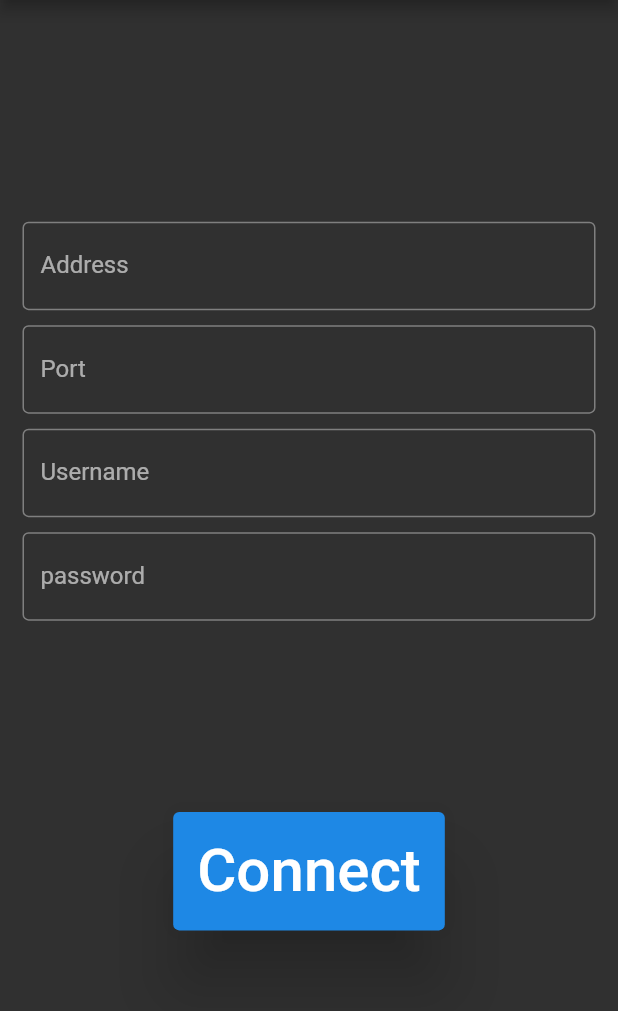
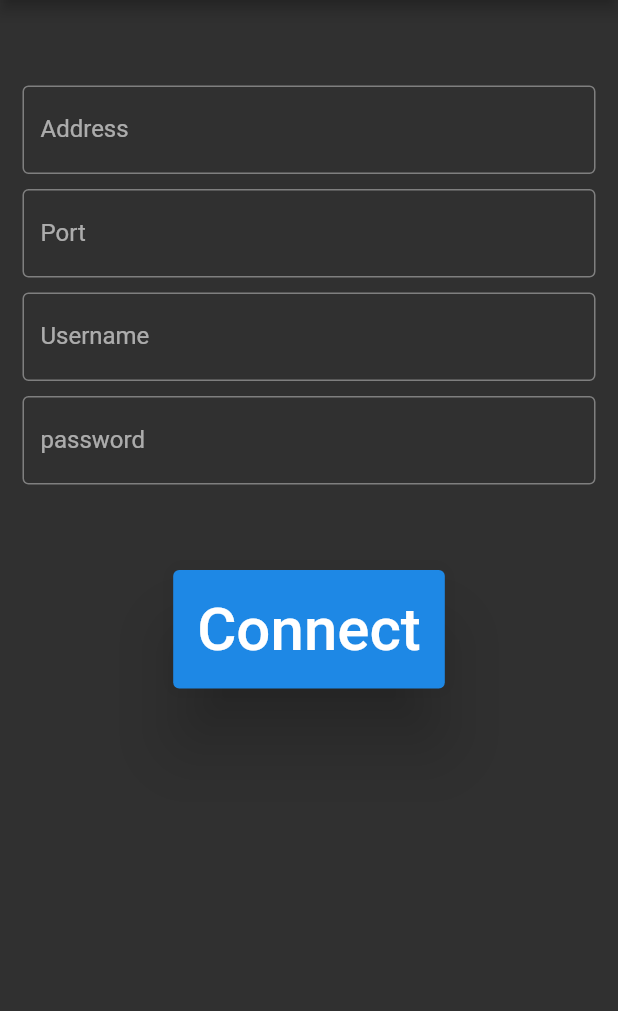
Before and after one commit to Siavash01/sshmagic, a Flutter app: the screen it shows after launch, after a tap on "Connect", on a phone screen of 412 x 824 dp, the part 84-1095 px from its top. Run offline on Flutter 3.47's test engine with Material 2 defaults, Android fonts, the light colour scheme and no system bars; missing offline and left inert: dart:ffi.

Commit message:
moved connect button to statefull widget

```diff
--- a/lib/main.dart
+++ b/lib/main.dart
@@ -11,6 +11,7 @@
 // TODO create ssh profile page
 
 import 'profile.dart';
+import 'profilepage.dart';
 
 void main() {
   runApp(SMagic());
@@ -57,6 +58,43 @@
 }
 
 class _SMagicState extends State<SMagic> {
+  String connectButtonText = 'Connect';
+
+  // text controllers to read input from TextFields
+  final TextEditingController addressController = TextEditingController();
+  final TextEditingController portController = TextEditingController();
+  final TextEditingController usernameController = TextEditingController();
+  final TextEditingController passwordController = TextEditingController();
+
+  // variables to save the input information
+  late String addr, port, username, pass;
+
+  ElevatedButton connectButton() {
+    return ElevatedButton(
+      onPressed: () {
+        // read input on button click
+        addr = addressController.text;
+        port = portController.text;
+        username = usernameController.text;
+        pass = passwordController.text;
+        // TODO user should connect to remote server via tunnel when this button is clicked
+        ;
+      },
+      style: ElevatedButton.styleFrom(
+        padding: EdgeInsets.all(16.0),
+        primary: Colors.blue[600],
+        onPrimary: Colors.white,
+        elevation: 20, // Elevation
+        shadowColor: Colors.black, // Shadow Color
+      ),
+      // connect to sshuttle when this button is clicked
+      child: const Text(
+        'Connect',
+        style: TextStyle(fontSize: 40),
+      ),
+    );
+  }
+
   @override
   Widget build(BuildContext context) {
     return MaterialApp(
@@ -67,22 +105,33 @@
           backgroundColor: Color.fromRGBO(80, 30, 55, 1),
           title: Text("SSH MAGIC"),
         ),
-        body: HomeScreen()),
+        body: Column(
+          children: <Widget> [
+            HomeScreen(
+              addressController: addressController,
+              portController: portController,
+              usernameController: usernameController,
+              passwordController: passwordController),
+            connectButton(),
+          ],
+        )
+      ),
     );
   }
 }
 
 class HomeScreen extends StatelessWidget {
-  HomeScreen({Key? key}) : super(key: key);
+  HomeScreen({Key? key,
+    required this.addressController,
+    required this.portController,
+    required this.usernameController,
+    required this.passwordController}) : super(key: key);
 
   // text controllers to read input from TextFields
-  final TextEditingController addressController = TextEditingController();
-  final TextEditingController portController = TextEditingController();
-  final TextEditingController usernameController = TextEditingController();
-  final TextEditingController passwordController = TextEditingController();
-
-  // variables to save the input information
-  late String addr, port, username, pass;
+  final TextEditingController addressController;
+  final TextEditingController portController;
+  final TextEditingController usernameController;
+  final TextEditingController passwordController;
 
   // validation
   bool portValid(String port) {
@@ -137,35 +186,12 @@
         child: Center(
           child: Container(
             width: 400,
-            height: 600,
+            height: 350,
             child: Column(
               mainAxisAlignment: MainAxisAlignment.spaceAround,
               children: [
                 // interface method returns inputs and summit button
                 interface(),
-                ElevatedButton(
-                  onPressed: () {
-                    // read input on button click
-                    addr = addressController.text;
-                    port = portController.text;
-                    username = usernameController.text;
-                    pass = passwordController.text;
-                    // TODO user should connect to remote server via tunnel when this button is clicked
-                    ;
-                  },
-                  style: ElevatedButton.styleFrom(
-                    padding: EdgeInsets.all(16.0),
-                    primary: Colors.blue[600],
-                    onPrimary: Colors.white,
-                    elevation: 20, // Elevation
-                    shadowColor: Colors.black, // Shadow Color
-                  ),
-                  // connect to sshuttle when this button is clicked
-                  child: const Text(
-                    'Connect',
-                    style: TextStyle(fontSize: 40),
-                  ),
-                )
               ],
             ),
           ),
```
Also changed, not shown: lib/profilepage.dart (added, +8 -0 lines).
